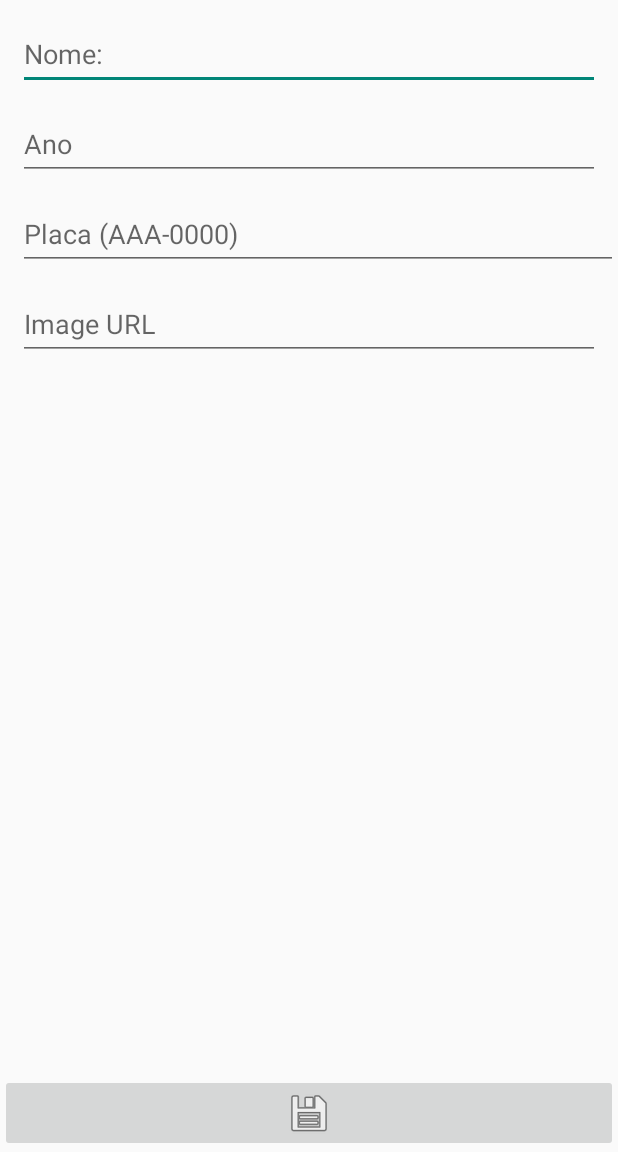
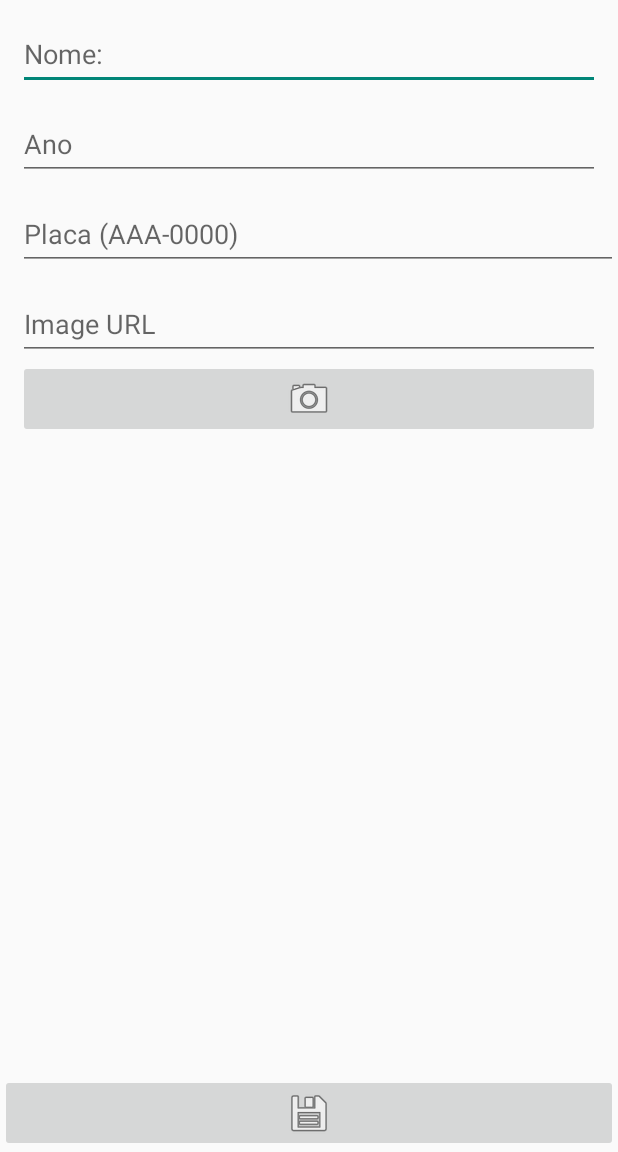
Before and after one commit to iLeonard0/CarSite, an Android app: the screen it shows after launch once a user with an empty profile is signed in (NewCarActivity), after a tap on an icon or button, on a phone screen of 412 x 824 dp, the part 84-1236 px from its top. Run offline under Robolectric (Android 15) with nearby library versions, the phone set to English and light mode, and no system bars; our stand-ins replace Firebase (no records; nobody signed in at launch, a user with empty details on screens opened directly).

Commit message:
Implementação Parar Tirar foto usando a camera do celular no cadastro de um novo veículo.

```diff
--- a/app/build.gradle
+++ b/app/build.gradle
@@ -109,4 +109,7 @@ dependencies {
     implementation 'com.google.firebase:firebase-auth' // Certifique-se de usar a versão mais recente
     implementation 'com.google.android.gms:play-services-auth:21.2.0'
 
+    // Firebase Storage
+    implementation 'com.google.firebase:firebase-storage-ktx:21.0.1'
+
 }
--- a/app/src/main/java/com/example/myapitest/MainActivity.kt
+++ b/app/src/main/java/com/example/myapitest/MainActivity.kt
@@ -84,6 +84,7 @@ class MainActivity : AppCompatActivity() {
         binding.addCta.setOnClickListener {
             startActivity(NewCarActivity.newIntent(this))
         }
+
     }
 
 
@@ -101,6 +102,7 @@ class MainActivity : AppCompatActivity() {
                             Toast.LENGTH_SHORT
                         ).show()
                     }
+
                     is Result.Success -> handleOnSuccess(result.data)
                 }
             }
--- a/app/src/main/res/layout/activity_new_car.xml
+++ b/app/src/main/res/layout/activity_new_car.xml
@@ -64,6 +64,26 @@
         app:layout_constraintStart_toStartOf="@id/name"
         app:layout_constraintTop_toBottomOf="@+id/license" />
 
+    <ProgressBar
+        android:id="@+id/loadImageProgress"
+        android:layout_height="wrap_content"
+        android:visibility="gone"
+        android:layout_width="0dp"
+        app:layout_constraintTop_toTopOf="@+id/imageUrl"
+        app:layout_constraintBottom_toBottomOf="@id/takePictureCta"
+        app:layout_constraintEnd_toStartOf="parent"
+        app:layout_constraintEnd_toEndOf="parent"/>
+
+
+    <ImageButton
+        android:id="@+id/takePictureCta"
+        android:layout_width="0dp"
+        android:layout_height="wrap_content"
+        android:src="@android:drawable/ic_menu_camera"
+        app:layout_constraintTop_toBottomOf="@id/imageUrl"
+        app:layout_constraintStart_toStartOf="@id/imageUrl"
+        app:layout_constraintEnd_toEndOf="@id/imageUrl"/>
+
     <ImageButton
         android:id="@+id/saveCta"
         android:layout_width="match_parent"
--- a/app/src/main/res/values/strings.xml
+++ b/app/src/main/res/values/strings.xml
@@ -14,6 +14,7 @@
     <string name="error_delete">Erro ao deletar o item</string>
     <string name="Placa_Veiculo">Placa (AAA-0000)</string>
     <string name="error_validate_form">Por favor, preencha o campo: %1$s</string>
+    <string name="error_validate_take_picture">Por favor, tire uma foto</string>
     <string name="success_create">Item %1$s criado com sucesso!</string>
     <string name="error_create">Erro ao criar o item</string>
     <string name="success_update">Item atualizado com sucesso</string>
--- /dev/null
+++ b/app/src/main/res/xml/file_paths.xml
@@ -0,0 +1,4 @@
+<?xml version="1.0" encoding="utf-8"?>
+<paths xmlns:android="http://schemas.android.com/apk/res/android">
+    <external-path name="external_files" path="." />
+</paths>
```
Also changed, not shown: app/src/main/AndroidManifest.xml (+12 -0 lines), app/src/main/java/com/example/myapitest/NewCarActivity.kt (+114 -10 lines).
